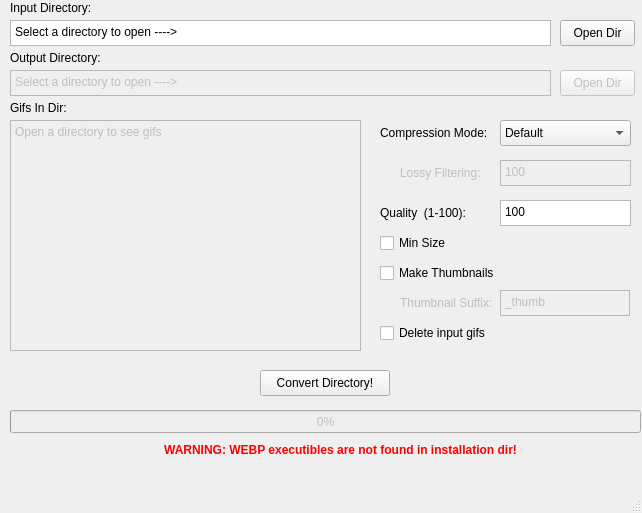
Old version of the form mainwindow.ui in the repository TomRubicon/WebpConvertGui.
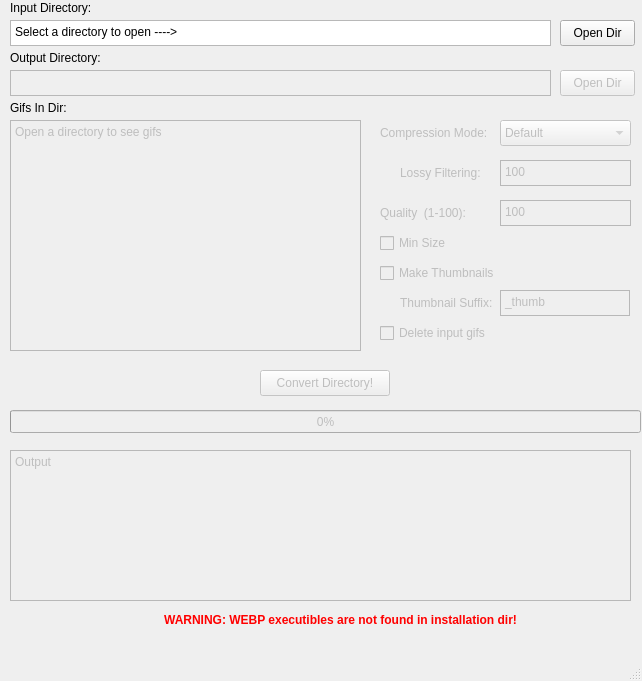
New version of the form.

Commit message: Prepare MainWindow class to handle file conversion

The edit to the form file:
```diff
--- a/mainwindow.ui
+++ b/mainwindow.ui
@@ -7,7 +7,7 @@
     <x>0</x>
     <y>0</y>
     <width>642</width>
-    <height>513</height>
+    <height>681</height>
    </rect>
   </property>
   <property name="windowTitle">
@@ -98,6 +98,9 @@
     </property>
    </widget>
    <widget class="QCheckBox" name="chb_makethumbs">
+    <property name="enabled">
+     <bool>false</bool>
+    </property>
     <property name="geometry">
      <rect>
       <x>380</x>
@@ -185,14 +188,14 @@
 &lt;html&gt;&lt;head&gt;&lt;meta name=&quot;qrichtext&quot; content=&quot;1&quot; /&gt;&lt;meta charset=&quot;utf-8&quot; /&gt;&lt;style type=&quot;text/css&quot;&gt;
 p, li { white-space: pre-wrap; }
 &lt;/style&gt;&lt;/head&gt;&lt;body style=&quot; font-family:'Segoe UI'; font-size:9pt; font-weight:400; font-style:normal;&quot;&gt;
-&lt;p style=&quot; margin-top:0px; margin-bottom:0px; margin-left:0px; margin-right:0px; -qt-block-indent:0; text-indent:0px;&quot;&gt;Select a directory to open ----&amp;gt;&lt;/p&gt;&lt;/body&gt;&lt;/html&gt;</string>
+&lt;p style=&quot;-qt-paragraph-type:empty; margin-top:0px; margin-bottom:0px; margin-left:0px; margin-right:0px; -qt-block-indent:0; text-indent:0px;&quot;&gt;&lt;br /&gt;&lt;/p&gt;&lt;/body&gt;&lt;/html&gt;</string>
     </property>
    </widget>
    <widget class="QLabel" name="lbl_webpinstallwarning">
     <property name="geometry">
      <rect>
       <x>100</x>
-      <y>440</y>
+      <y>610</y>
       <width>481</width>
       <height>20</height>
      </rect>
@@ -223,6 +226,9 @@
     </property>
    </widget>
    <widget class="QCheckBox" name="chb_deletegifs">
+    <property name="enabled">
+     <bool>false</bool>
+    </property>
     <property name="geometry">
      <rect>
       <x>380</x>
@@ -236,6 +242,9 @@
     </property>
    </widget>
    <widget class="QLabel" name="lbl_quality">
+    <property name="enabled">
+     <bool>false</bool>
+    </property>
     <property name="geometry">
      <rect>
       <x>380</x>
@@ -249,6 +258,9 @@
     </property>
    </widget>
    <widget class="QTextEdit" name="txt_quality">
+    <property name="enabled">
+     <bool>false</bool>
+    </property>
     <property name="geometry">
      <rect>
       <x>500</x>
@@ -266,6 +278,9 @@
     </property>
    </widget>
    <widget class="QComboBox" name="cmb_compressionmode">
+    <property name="enabled">
+     <bool>false</bool>
+    </property>
     <property name="geometry">
      <rect>
       <x>500</x>
@@ -291,6 +306,9 @@
     </item>
    </widget>
    <widget class="QLabel" name="lbl_compressionmode">
+    <property name="enabled">
+     <bool>false</bool>
+    </property>
     <property name="geometry">
      <rect>
       <x>380</x>
@@ -304,6 +322,9 @@
     </property>
    </widget>
    <widget class="QCheckBox" name="chb_minsize">
+    <property name="enabled">
+     <bool>false</bool>
+    </property>
     <property name="geometry">
      <rect>
       <x>380</x>
@@ -368,7 +389,10 @@
      <number>0</number>
     </property>
    </widget>
-   <widget class="QPushButton" name="btn_selectdir_2">
+   <widget class="QPushButton" name="btn_convert">
+    <property name="enabled">
+     <bool>false</bool>
+    </property>
     <property name="geometry">
      <rect>
       <x>260</x>
@@ -381,6 +405,26 @@
      <string>Convert Directory!</string>
     </property>
    </widget>
+   <widget class="QTextBrowser" name="txt_convertlog">
+    <property name="enabled">
+     <bool>false</bool>
+    </property>
+    <property name="geometry">
+     <rect>
+      <x>10</x>
+      <y>450</y>
+      <width>621</width>
+      <height>151</height>
+     </rect>
+    </property>
+    <property name="html">
+     <string>&lt;!DOCTYPE HTML PUBLIC &quot;-//W3C//DTD HTML 4.0//EN&quot; &quot;http://www.w3.org/TR/REC-html40/strict.dtd&quot;&gt;
+&lt;html&gt;&lt;head&gt;&lt;meta name=&quot;qrichtext&quot; content=&quot;1&quot; /&gt;&lt;meta charset=&quot;utf-8&quot; /&gt;&lt;style type=&quot;text/css&quot;&gt;
+p, li { white-space: pre-wrap; }
+&lt;/style&gt;&lt;/head&gt;&lt;body style=&quot; font-family:'Segoe UI'; font-size:9pt; font-weight:400; font-style:normal;&quot;&gt;
+&lt;p style=&quot; margin-top:0px; margin-bottom:0px; margin-left:0px; margin-right:0px; -qt-block-indent:0; text-indent:0px;&quot;&gt;Output&lt;/p&gt;&lt;/body&gt;&lt;/html&gt;</string>
+    </property>
+   </widget>
   </widget>
   <widget class="QMenuBar" name="menubar">
    <property name="geometry">
```
The commit also changes 4 other files.
